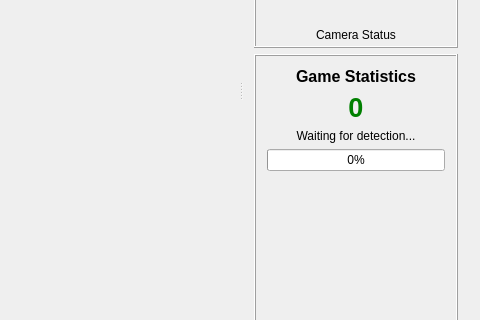
EstevanSc/SliceDefender, file mainwindow.ui: the form before one commit; both pictures show x 544 to 1024 and y 293 to 613 of the 1024 by 768 pixel window.
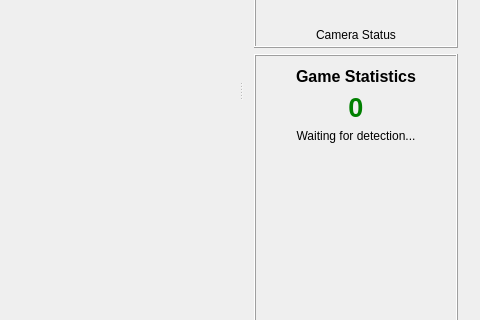
The form after the commit. Custom widgets are drawn as their Qt base class.

Patch:
```diff
--- a/mainwindow.ui
+++ b/mainwindow.ui
@@ -185,13 +185,6 @@
              </property>
             </widget>
            </item>
-           <item>
-            <widget class="QProgressBar" name="matchQuality">
-             <property name="value">
-              <number>0</number>
-             </property>
-            </widget>
-           </item>
            <item>
             <spacer name="verticalSpacer">
              <property name="orientation">
```
